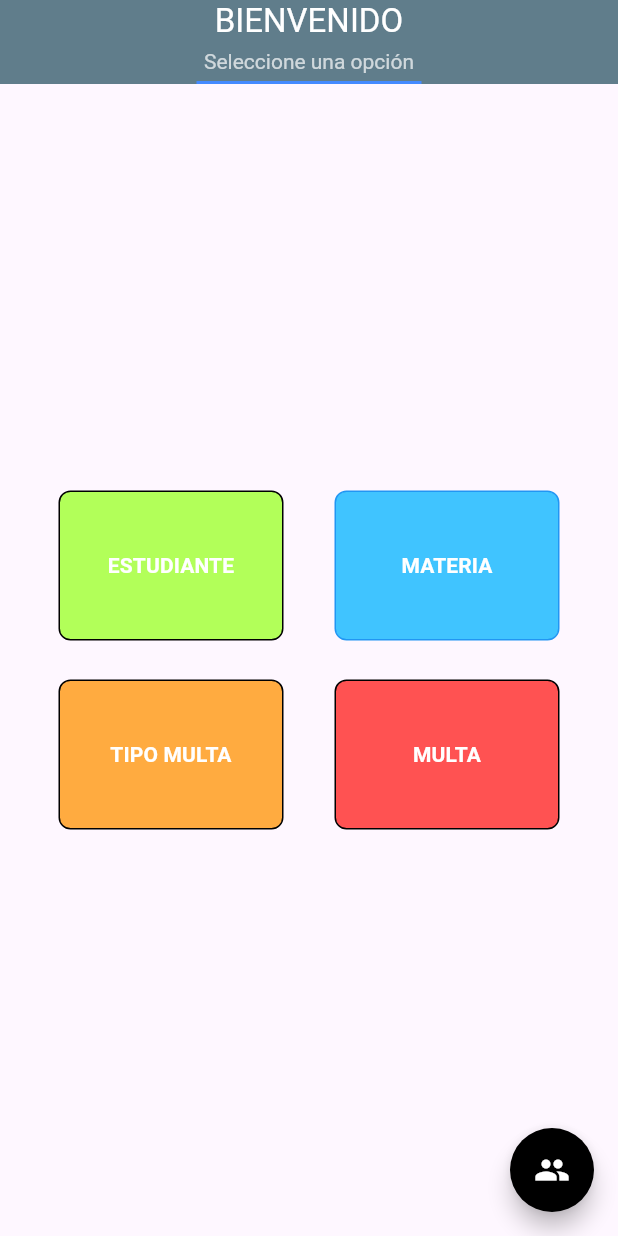
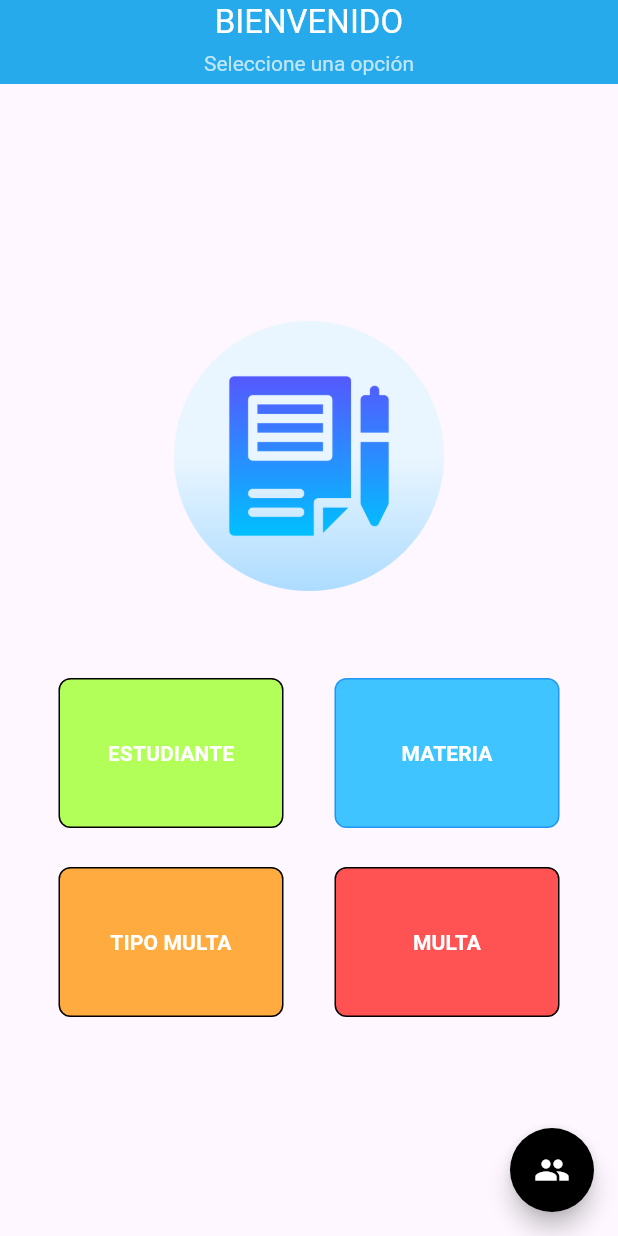
Before and after one commit to ADNC0/grupal, a Flutter app: the screen it shows after launch, on a phone screen of 412 x 824 dp. Run offline on Flutter 3.47's test engine with Material 3 defaults, Android fonts, the phone set to English and light mode, and no system bars; our stand-ins replace sqflite; accounts and stored records are empty.

Commit message:
Configuracion de la Interfaz

```diff
--- a/lib/screens/home_screen.dart
+++ b/lib/screens/home_screen.dart
@@ -1,3 +1,5 @@
+import 'dart:math';
+
 import 'package:flutter/material.dart';
 
 class HomeScreen extends StatelessWidget {
@@ -7,7 +9,7 @@ class HomeScreen extends StatelessWidget {
   Widget build(BuildContext context) {
     return Scaffold(
       appBar: AppBar(
-        backgroundColor: Colors.blueGrey,
+        backgroundColor: const Color.fromARGB(255, 38, 170, 235),
         centerTitle: true,
         title: Column(
           children: [
@@ -15,11 +17,6 @@ class HomeScreen extends StatelessWidget {
             SizedBox(height: 4),
             Text("Seleccione una opción", style: TextStyle(color: Colors.white70, fontSize: 14)),
             SizedBox(height: 4),
-            Container(
-              height: 2,
-              color: Colors.blueAccent,
-              width: 150,
-            ),
           ],
         ),
       ),
@@ -27,6 +24,9 @@ class HomeScreen extends StatelessWidget {
         child: Column(
           mainAxisAlignment: MainAxisAlignment.center,
           children: [
+            SizedBox(height: 20),
+            Image.asset('assets/multa.png', height: 180,width: 180,),
+            SizedBox(height: 50),
             Row(
               mainAxisAlignment: MainAxisAlignment.center,
               children: [
@@ -133,6 +133,7 @@ class HomeScreen extends StatelessWidget {
           content: Column(
             mainAxisSize: MainAxisSize.min,
             children: [
+
               Text("Desarrollo de una app para las multas del curso"),
               SizedBox(height: 5),
               Text("Las multas se gestionan a partir del estudiante seleccionado,"),
--- a/pubspec.yaml
+++ b/pubspec.yaml
@@ -64,7 +64,8 @@ flutter:
   # assets:
   #   - images/a_dot_burr.jpeg
   #   - images/a_dot_ham.jpeg
-
+  assets:
+    - assets/
   # An image asset can refer to one or more resolution-specific "variants", see
   # https://flutter.dev/to/resolution-aware-images
 
```
Also changed, not shown: 1 other file.
